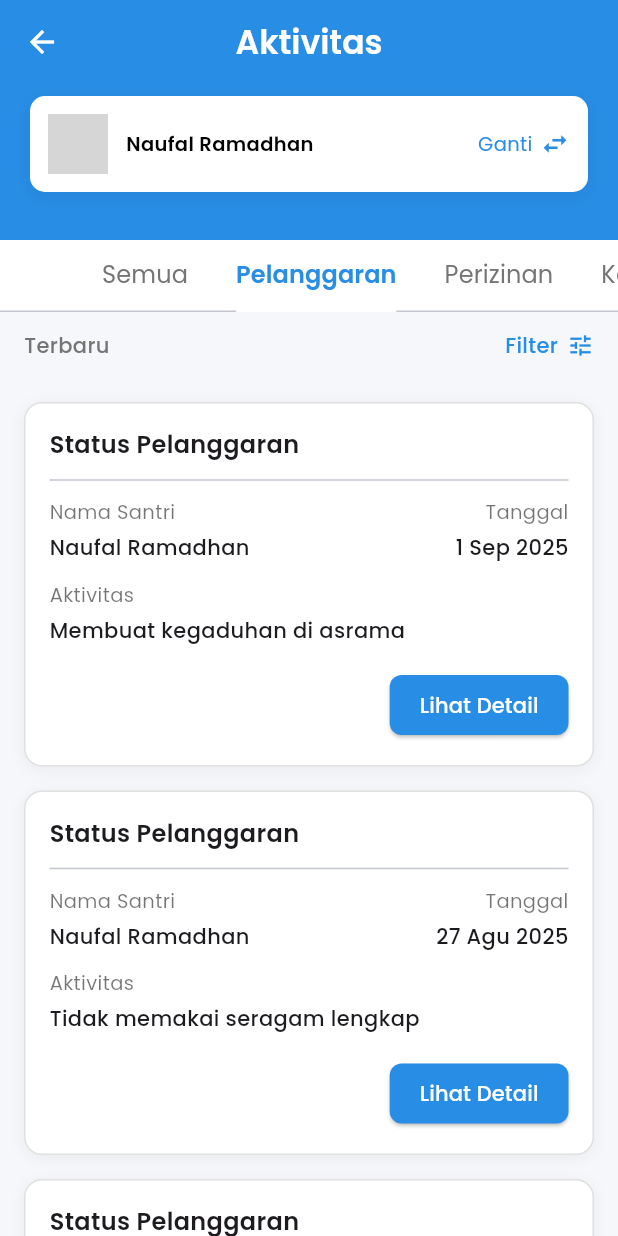
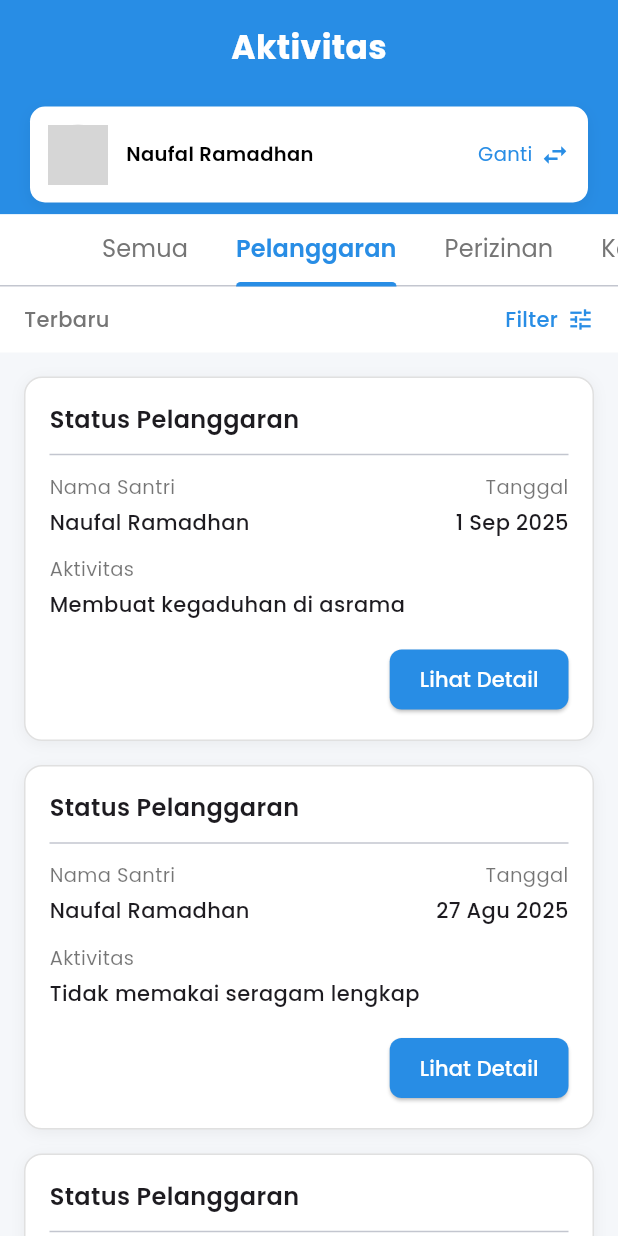
Before and after one commit to ErdiSepta/alhamra_mobile, a Flutter app: the AktivitasPage screen opened directly, tab 2 chosen, on a phone screen of 412 x 824 dp. Run offline on Flutter 3.47's test engine with Material 3 defaults, Android fonts, the phone set to English and light mode, and no system bars; our stand-ins replace cached_network_image, font_awesome_flutter, google_fonts, loading_animation_widget, pdf, persistent_bottom_nav_bar and 5 more; missing offline and left inert: file_saver; accounts and stored records are empty; network calls fail; grey boxes are pictures that could not be loaded.

Commit message:
Update_aktivitas_page

```diff
--- a/lib/features/aktivitas/screens/aktivitas_page.dart
+++ b/lib/features/aktivitas/screens/aktivitas_page.dart
@@ -117,27 +117,27 @@ class _AktivitasPageState extends State<AktivitasPage> with TickerProviderStateM
   @override
   Widget build(BuildContext context) {
     return Scaffold(
-      backgroundColor: AppStyles.primaryColor,
-      appBar: CustomAppBar(
-        title: 'Aktivitas',
-        backgroundColor: Colors.transparent,
-      ),
       body: Stack(
         children: [
           Column(
             children: [
+              // Blue header section
+              Container(
+                color: AppStyles.primaryColor,
+                child: SafeArea(
+                  bottom: false,
+                  child: Column(
+                    children: [
+                      _buildHeader(),
                       _buildStudentSelector(),
-              const SizedBox(height: 24),
+                    ],
+                  ),
+                ),
+              ),
+              // White content section
               Expanded(
                 child: Container(
-                  width: double.infinity,
-                  decoration: const BoxDecoration(
-                    color: Color(0xFFF5F7FA),
-                    borderRadius: BorderRadius.only(
-                      topLeft: Radius.circular(30),
-                      topRight: Radius.circular(30),
-                    ),
-                  ),
+                  color: Colors.white,
                   child: _buildAktivitasDetails(),
                 ),
               ),
@@ -160,6 +160,18 @@ class _AktivitasPageState extends State<AktivitasPage> with TickerProviderStateM
               searchHint: 'Cari santri...',
               avatarUrl: StudentData.getStudentAvatar(_selectedStudentName),
             ),
+        ],
+      ),
+    );
+  }
+
+  Widget _buildHeader() {
+    return Padding(
+      padding: const EdgeInsets.all(16.0),
+      child: Row(
+        mainAxisAlignment: MainAxisAlignment.center,
+        children: [
+          Text('Aktivitas', style: AppStyles.heading1(context)),
         ],
       ),
     );
@@ -191,11 +203,14 @@ class _AktivitasPageState extends State<AktivitasPage> with TickerProviderStateM
         _buildTabBar(),
         _buildFilterSection(),
         Expanded(
+          child: Container(
+            color: const Color(0xFFF5F7FA),
             child: TabBarView(
               controller: _tabController,
               children: [
                 for (var _ in [null, ...AktivitasType.values]) _buildAktivitasList(),
               ],
+            ),
           ),
         ),
       ],
@@ -232,7 +247,6 @@ class _AktivitasPageState extends State<AktivitasPage> with TickerProviderStateM
 
     return Container(
       padding: const EdgeInsets.symmetric(horizontal: 16, vertical: 12),
-      color: const Color(0xFFF5F7FA),
       child: Row(
         mainAxisAlignment: MainAxisAlignment.spaceBetween,
         children: [
```
Lines whose indentation alone changed are shown as unchanged.
